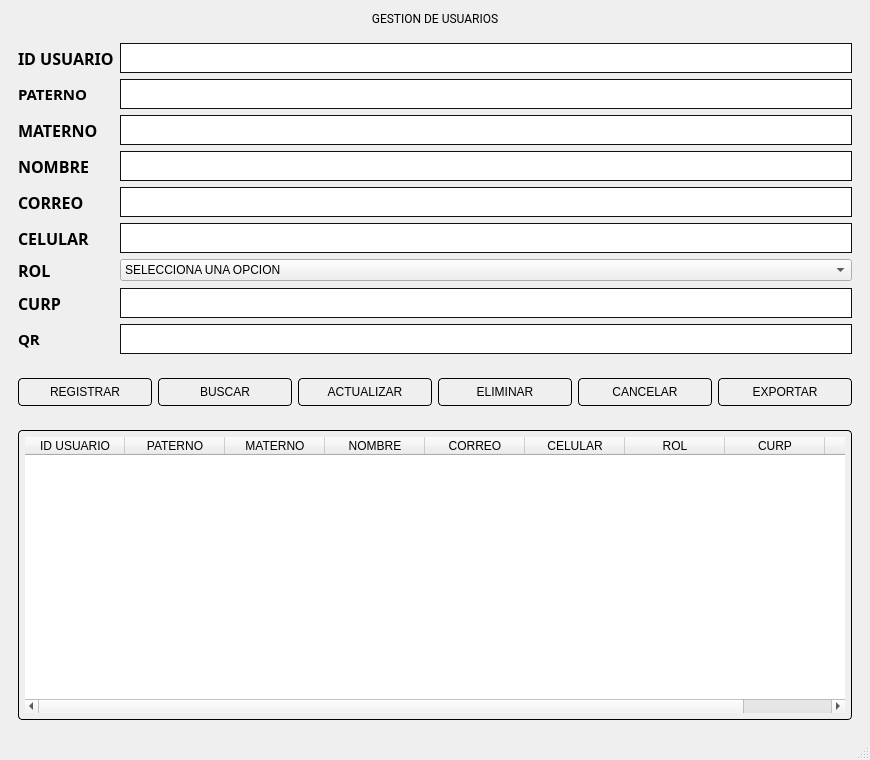
Before: the Qt Designer form Interfaz.ui in DerJaguerPanzer/Curso-Python-Proulex-Nivel-2, drawn with Qt 5.
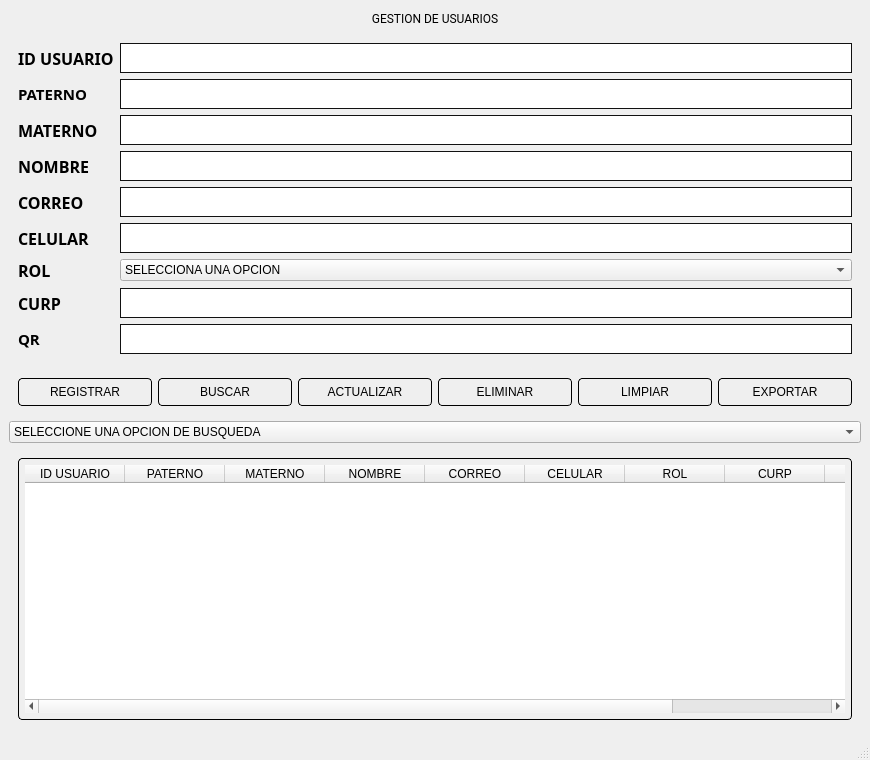
After: the same form once the commit is applied.

Diff of the .ui file:
```diff
--- a/Interfaz.ui
+++ b/Interfaz.ui
@@ -455,7 +455,7 @@
 </string>
            </property>
            <property name="text">
-            <string>CANCELAR</string>
+            <string>LIMPIAR</string>
            </property>
           </widget>
          </item>
@@ -481,6 +481,25 @@
       </layout>
      </widget>
     </item>
+    <item>
+     <widget class="QComboBox" name="BusquedaBox">
+      <item>
+       <property name="text">
+        <string>SELECCIONE UNA OPCION DE BUSQUEDA</string>
+       </property>
+      </item>
+      <item>
+       <property name="text">
+        <string>ID</string>
+       </property>
+      </item>
+      <item>
+       <property name="text">
+        <string>CURP</string>
+       </property>
+      </item>
+     </widget>
+    </item>
     <item>
      <widget class="QWidget" name="widget_3" native="true">
       <layout class="QVBoxLayout" name="verticalLayout_6">
@@ -545,6 +564,11 @@
              <string>QR</string>
             </property>
            </column>
+           <column>
+            <property name="text">
+             <string>RUTA</string>
+            </property>
+           </column>
           </widget>
          </item>
         </layout>
```
Left out of the diff: 5 changed lines with no effect on the pictures.
